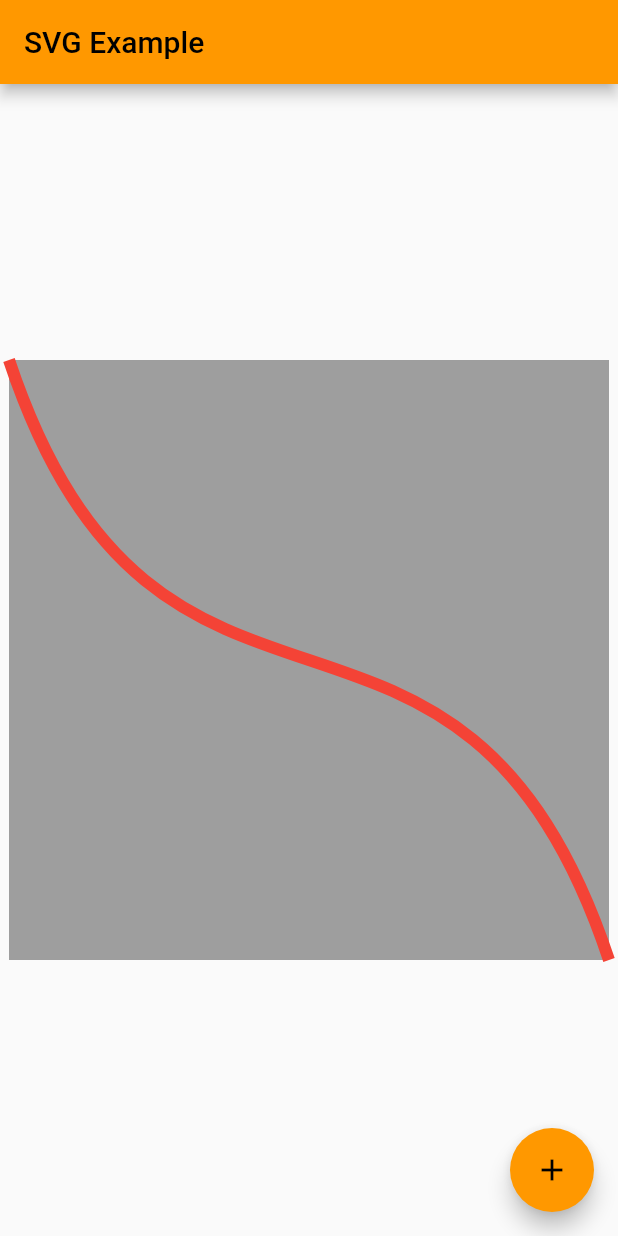
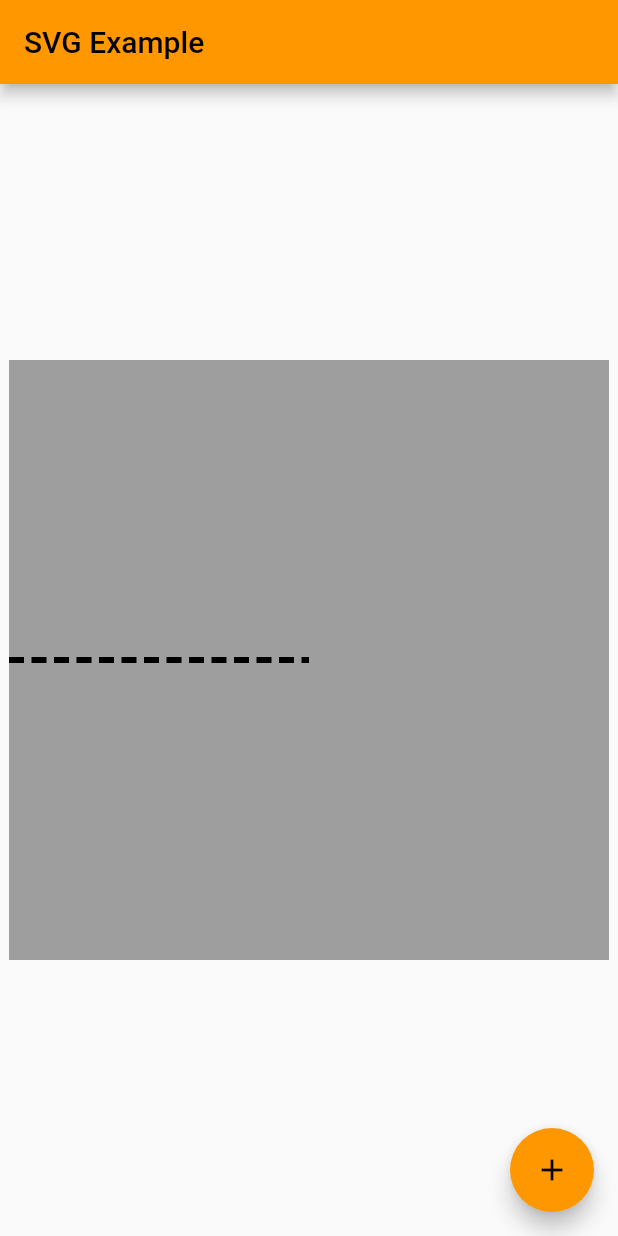
Before and after one commit to Dwonczykj/flutter_web_template, a Flutter app: the screen it shows after launch, on a phone screen of 412 x 824 dp. Run offline on Flutter 3.47's test engine with Material 2 defaults, Android fonts, the phone set to English and light mode, and no system bars; our stand-ins replace flutter_svg, tuple.

Commit message:
Add Dashed Line in PathExample component

```diff
--- a/lib/ui/components/path_example.dart
+++ b/lib/ui/components/path_example.dart
@@ -42,6 +42,10 @@ class PathExample extends StatelessWidget {
     return LinePainter();
   }
 
+  CustomPainter _drawDashedLine(BuildContext context) {
+    return DashedLinePainter();
+  }
+
   CustomPainter _drawCubic(BuildContext context) {
     return CubicPainter();
   }
@@ -50,7 +54,7 @@ class PathExample extends StatelessWidget {
   Widget build(BuildContext context) {
     return Container(
       child: CustomPaint(
-        painter: _drawCubic(context),
+        painter: _drawDashedLine(context),
       ),
     );
   }
@@ -81,6 +85,50 @@ class LinePainter extends CustomPainter {
   }
 }
 
+class DashedLinePainter extends CustomPainter {
+  final double progress; // How far to draw line accross width of screen.
+
+  DashedLinePainter({this.progress = 0.5});
+
+  Paint _paint = Paint()
+    ..color = Colors.black
+    ..strokeWidth = 4.0
+    ..style = PaintingStyle.stroke
+    ..strokeJoin = StrokeJoin.round;
+
+  @override
+  void paint(Canvas canvas, Size size) {
+    var path = Path()
+      ..moveTo(0, size.height / 2)
+      ..lineTo(size.width * progress, size.height / 2);
+
+    Path dashPath = Path();
+
+    double dashWidth = 10.0;
+    double dashSpace = 5.0;
+    double distance = 0.0;
+
+    for (var pathMetric in path.computeMetrics()) {
+      while (distance < pathMetric.length) {
+        dashPath.addPath(
+          pathMetric.extractPath(distance, distance + dashWidth),
+          Offset.zero,
+        );
+        distance += dashWidth;
+        distance += dashSpace;
+      }
+    }
+    canvas.drawPath(dashPath, _paint);
+  }
+
+  @override
+  bool shouldRepaint(DashedLinePainter oldDelegate) {
+    return oldDelegate.progress != progress;
+  }
+}
+
+
+
 class CubicPainter extends CustomPainter {
   CubicPainter();
 
```
